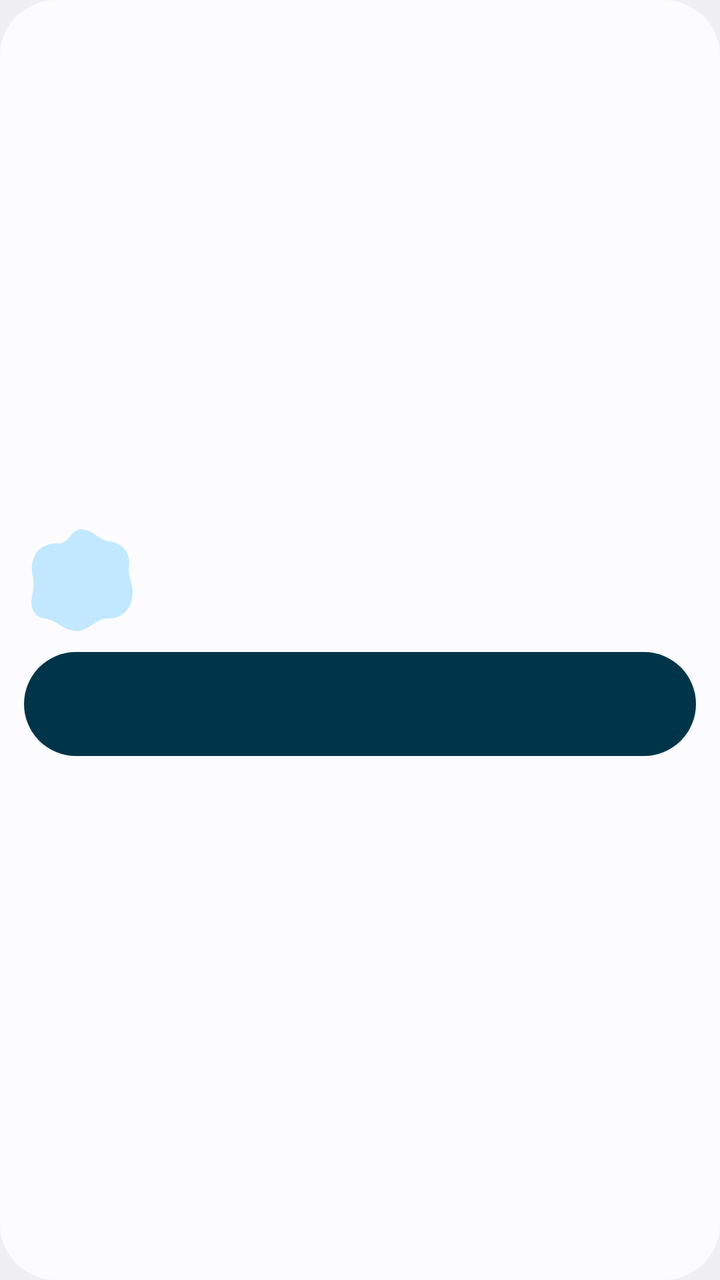
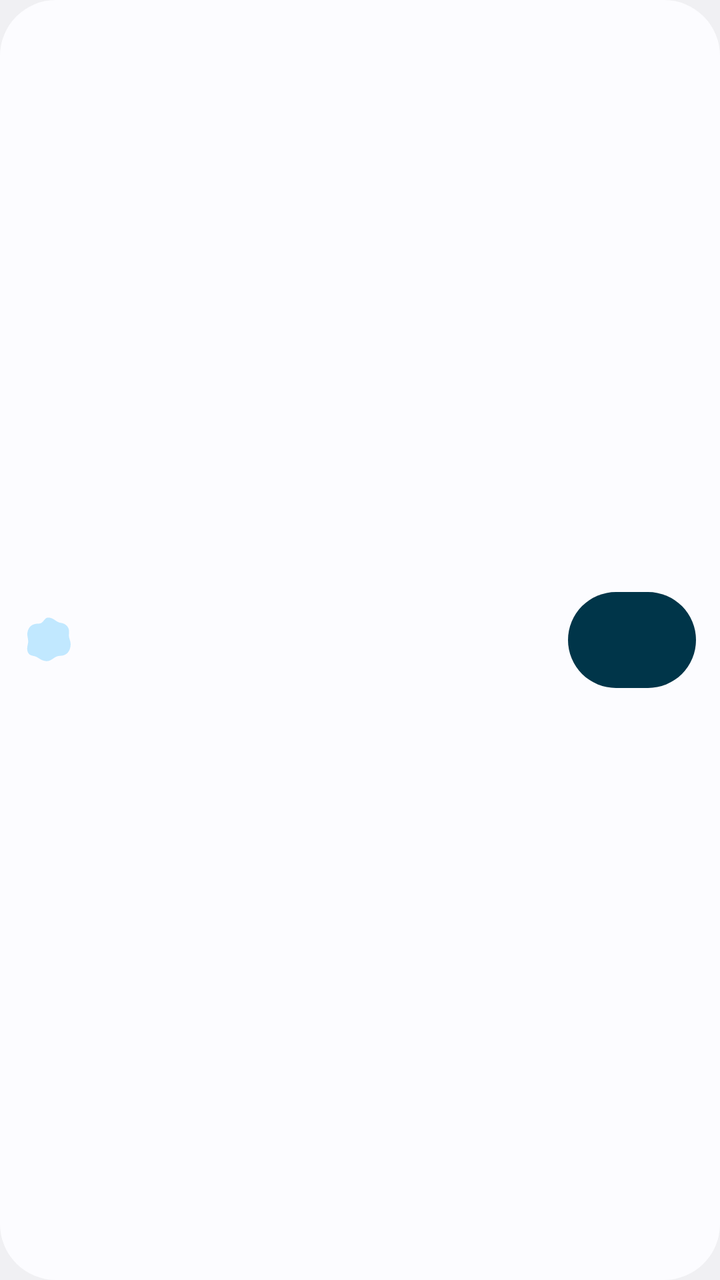

Two renders of the same Android screen: before a commit and after it. Below are the layout's source before the change and the commit's diff.
<!-- AndroidManifest.xml: application theme Theme.App -->
<!-- res/layout/widget_brew.xml -->
<?xml version="1.0" encoding="utf-8"?>
<LinearLayout xmlns:android="http://schemas.android.com/apk/res/android"
    android:layout_width="match_parent"
    android:layout_height="match_parent"
    android:background="@drawable/widget_brew_background"
    android:gravity="center_vertical"
    android:minHeight="@dimen/widget_min_height"
    android:orientation="vertical"
    android:padding="12dp">

    <LinearLayout
        android:layout_width="match_parent"
        android:layout_height="wrap_content"
        android:gravity="center_vertical"
        android:orientation="horizontal">

        <FrameLayout
            android:id="@+id/widget_method_icon_container"
            android:layout_width="56dp"
            android:layout_height="56dp"
            android:background="@drawable/widget_icon_container">

            <ImageView
                android:id="@+id/widget_method_icon"
                android:layout_width="32dp"
                android:layout_height="32dp"
                android:layout_gravity="center"
                android:contentDescription="@null"
                android:tint="@color/widget_icon_foreground" />
        </FrameLayout>

        <LinearLayout
            android:layout_width="0dp"
            android:layout_height="wrap_content"
            android:layout_marginStart="8dp"
            android:layout_weight="1"
            android:orientation="vertical">

            <TextView
                android:id="@+id/widget_title"
                android:layout_width="match_parent"
                android:layout_height="wrap_content"
                android:ellipsize="end"
                android:maxLines="1"
                android:textColor="@color/widget_secondary_text"
                android:textSize="12sp" />

            <LinearLayout
                android:id="@+id/widget_last_brew"
                android:layout_width="match_parent"
                android:layout_height="wrap_content"
                android:orientation="vertical">

                <TextView
                    android:id="@+id/widget_method"
                    android:layout_width="match_parent"
                    android:layout_height="wrap_content"
                    android:ellipsize="end"
                    android:maxLines="2"
                    android:textColor="@color/widget_primary_text"
                    android:textSize="20sp"
                    android:textStyle="bold" />
            </LinearLayout>

            <LinearLayout
                android:id="@+id/widget_empty_content"
                android:layout_width="match_parent"
                android:layout_height="wrap_content"
                android:orientation="vertical"
                android:visibility="gone">

                <TextView
                    android:id="@+id/widget_empty_title"
                    android:layout_width="match_parent"
                    android:layout_height="wrap_content"
                    android:ellipsize="end"
                    android:maxLines="2"
                    android:textColor="@color/widget_primary_text"
                    android:textSize="12sp"
                    android:textStyle="bold" />

            </LinearLayout>
        </LinearLayout>
    </LinearLayout>

    <FrameLayout
        android:id="@+id/widget_action"
        android:layout_width="match_parent"
        android:layout_height="52dp"
        android:layout_marginTop="8dp"
        android:background="@drawable/widget_action_background"
        android:gravity="center"
        android:minHeight="52dp">

        <LinearLayout
            android:layout_width="match_parent"
            android:layout_height="match_parent"
            android:gravity="center"
            android:orientation="horizontal"
            android:paddingHorizontal="8dp">

            <ImageView
                android:id="@+id/widget_action_icon"
                android:layout_width="22dp"
                android:layout_height="22dp"
                android:layout_marginEnd="8dp"
                android:contentDescription="@null"
                android:tint="@color/widget_action_text" />

            <TextView
                android:id="@+id/widget_action_label"
                android:layout_width="wrap_content"
                android:layout_height="wrap_content"
                android:ellipsize="end"
                android:maxLines="1"
                android:textColor="@color/widget_action_text"
                android:textSize="13sp"
                android:textStyle="bold" />
        </LinearLayout>
    </FrameLayout>
</LinearLayout>
<!-- resources referenced by this layout -->
<resources>
  <color name="widget_action_text">@android:color/system_neutral1_0</color>
  <color name="widget_icon_foreground">@android:color/system_accent1_800</color>
  <color name="widget_primary_text">@android:color/system_neutral1_900</color>
  <color name="widget_secondary_text">@android:color/system_neutral1_700</color>
  <dimen name="widget_min_height">176dp</dimen>
  <!-- drawable widget_action_background (drawable) -->
  <?xml version="1.0" encoding="utf-8"?>
  <shape xmlns:android="http://schemas.android.com/apk/res/android" android:shape="rectangle">
      <solid android:color="@color/widget_action_background" />
      <corners android:radius="26dp" />
  </shape>
  <!-- drawable widget_brew_background (drawable) -->
  <?xml version="1.0" encoding="utf-8"?>
  <shape xmlns:android="http://schemas.android.com/apk/res/android" android:shape="rectangle">
      <solid android:color="@color/widget_background" />
      <corners android:radius="@android:dimen/system_app_widget_background_radius" />
  </shape>
  <!-- drawable widget_icon_container (drawable) -->
  <?xml version="1.0" encoding="utf-8"?>
  <vector xmlns:android="http://schemas.android.com/apk/res/android"
      android:width="64dp"
      android:height="64dp"
      android:viewportWidth="64"
      android:viewportHeight="64">
      <path
          android:fillColor="@color/widget_icon_container"
          android:pathData="M32,3 C40,3 42,9 49,10 C56,11 61,16 60,24 C59,31 63,34 62,41 C61,49 56,54 48,54 C40,54 37,62 29,61 C21,60 19,55 12,54 C5,53 3,47 5,39 C7,32 3,28 5,21 C7,14 12,11 20,11 C26,11 27,3 32,3 Z" />
  </vector>
  <style name="Theme.App" parent="android:Theme.DeviceDefault.Light.NoActionBar" />
  <color name="widget_action_background">@android:color/system_accent1_800</color>
  <color name="widget_background">@android:color/system_neutral1_10</color>
  <color name="widget_icon_container">@android:color/system_accent1_100</color>
</resources>

<!-- the commit's change to res/layout/widget_brew.xml (unified diff, before → after) -->
@@ -5,25 +5,26 @@
     android:background="@drawable/widget_brew_background"
     android:gravity="center_vertical"
     android:minHeight="@dimen/widget_min_height"
-    android:orientation="vertical"
+    android:orientation="horizontal"
     android:padding="12dp">
 
     <LinearLayout
-        android:layout_width="match_parent"
+        android:layout_width="0dp"
         android:layout_height="wrap_content"
+        android:layout_weight="1"
         android:gravity="center_vertical"
         android:orientation="horizontal">
 
         <FrameLayout
             android:id="@+id/widget_method_icon_container"
-            android:layout_width="56dp"
-            android:layout_height="56dp"
+            android:layout_width="24dp"
+            android:layout_height="24dp"
             android:background="@drawable/widget_icon_container">
 
             <ImageView
                 android:id="@+id/widget_method_icon"
-                android:layout_width="32dp"
-                android:layout_height="32dp"
+                android:layout_width="16dp"
+                android:layout_height="16dp"
                 android:layout_gravity="center"
                 android:contentDescription="@null"
                 android:tint="@color/widget_icon_foreground" />
@@ -56,10 +57,19 @@
                     android:layout_width="match_parent"
                     android:layout_height="wrap_content"
                     android:ellipsize="end"
-                    android:maxLines="2"
+                    android:maxLines="1"
                     android:textColor="@color/widget_primary_text"
-                    android:textSize="20sp"
+                    android:textSize="12sp"
                     android:textStyle="bold" />
+
+                <TextView
+                    android:id="@+id/widget_details"
+                    android:layout_width="match_parent"
+                    android:layout_height="wrap_content"
+                    android:ellipsize="end"
+                    android:maxLines="1"
+                    android:textColor="@color/widget_secondary_text"
+                    android:textSize="12sp" />
             </LinearLayout>
 
             <LinearLayout
@@ -74,10 +84,19 @@
                     android:layout_width="match_parent"
                     android:layout_height="wrap_content"
                     android:ellipsize="end"
-                    android:maxLines="2"
+                    android:maxLines="1"
                     android:textColor="@color/widget_primary_text"
                     android:textSize="12sp"
                     android:textStyle="bold" />
+
+                <TextView
+                    android:id="@+id/widget_empty_start"
+                    android:layout_width="match_parent"
+                    android:layout_height="wrap_content"
+                    android:maxLines="1"
+                    android:text="@string/widget_empty_start"
+                    android:textColor="@color/widget_secondary_text"
+                    android:textSize="12sp" />
 
             </LinearLayout>
         </LinearLayout>
@@ -85,25 +104,24 @@
 
     <FrameLayout
         android:id="@+id/widget_action"
-        android:layout_width="match_parent"
-        android:layout_height="52dp"
-        android:layout_marginTop="8dp"
+        android:layout_width="64dp"
+        android:layout_height="48dp"
+        android:layout_marginStart="8dp"
         android:background="@drawable/widget_action_background"
         android:gravity="center"
-        android:minHeight="52dp">
+        android:minHeight="48dp">
 
         <LinearLayout
-            android:layout_width="match_parent"
+            android:layout_width="wrap_content"
             android:layout_height="match_parent"
             android:gravity="center"
             android:orientation="horizontal"
-            android:paddingHorizontal="8dp">
+                android:paddingHorizontal="6dp">
 
             <ImageView
                 android:id="@+id/widget_action_icon"
-                android:layout_width="22dp"
-                android:layout_height="22dp"
-                android:layout_marginEnd="8dp"
+                android:layout_width="16dp"
+                android:layout_height="16dp"
                 android:contentDescription="@null"
                 android:tint="@color/widget_action_text" />
 
@@ -114,7 +132,7 @@
                 android:ellipsize="end"
                 android:maxLines="1"
                 android:textColor="@color/widget_action_text"
-                android:textSize="13sp"
+                android:textSize="10sp"
                 android:textStyle="bold" />
         </LinearLayout>
     </FrameLayout>
<!-- resource entries referenced after the edit -->
@@ -4,7 +4,7 @@
   <color name="widget_icon_foreground">@android:color/system_accent1_800</color>
   <color name="widget_primary_text">@android:color/system_neutral1_900</color>
   <color name="widget_secondary_text">@android:color/system_neutral1_700</color>
-  <dimen name="widget_min_height">176dp</dimen>
+  <dimen name="widget_min_height">72dp</dimen>
   <!-- drawable widget_action_background (drawable) -->
   <?xml version="1.0" encoding="utf-8"?>
   <shape xmlns:android="http://schemas.android.com/apk/res/android" android:shape="rectangle">
@@ -28,6 +28,7 @@
           android:fillColor="@color/widget_icon_container"
           android:pathData="M32,3 C40,3 42,9 49,10 C56,11 61,16 60,24 C59,31 63,34 62,41 C61,49 56,54 48,54 C40,54 37,62 29,61 C21,60 19,55 12,54 C5,53 3,47 5,39 C7,32 3,28 5,21 C7,14 12,11 20,11 C26,11 27,3 32,3 Z" />
   </vector>
+  <string name="widget_empty_start">Start a brew</string>
   <style name="Theme.App" parent="android:Theme.DeviceDefault.Light.NoActionBar" />
   <color name="widget_action_background">@android:color/system_accent1_800</color>
   <color name="widget_background">@android:color/system_neutral1_10</color>
